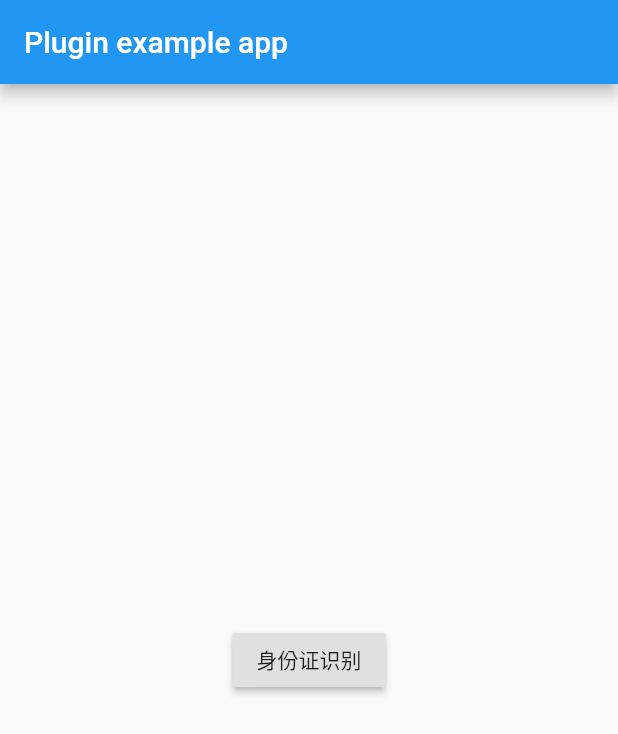
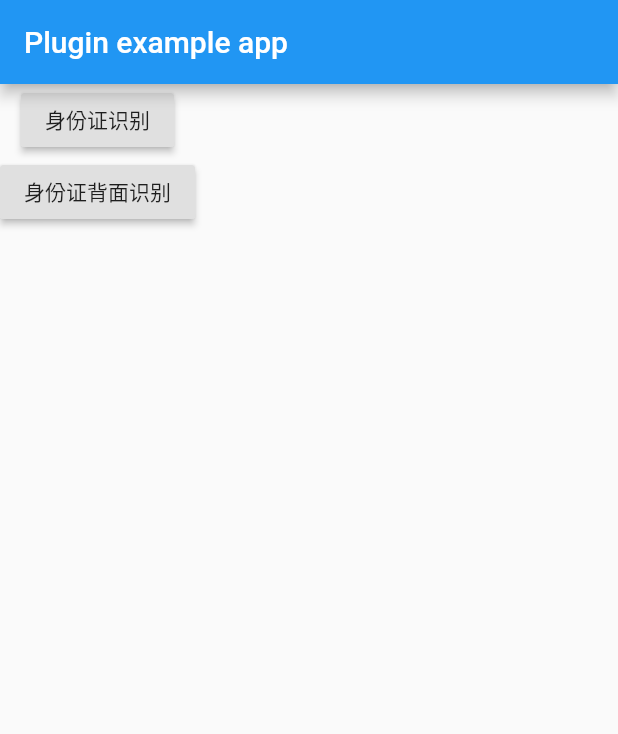
Before and after one commit to Spicely/baidu_ocr, a Flutter app: the screen it shows after launch, after a tap on "身份证识别", on a phone screen of 412 x 824 dp. Shown: the top 734 px of the screen. Run offline on Flutter 3.47's test engine with Material 2 defaults, Android fonts, the phone set to English and light mode, and no system bars.

Commit message:
完成android 身份证正反面识别

```diff
--- a/example/lib/main.dart
+++ b/example/lib/main.dart
@@ -47,14 +47,23 @@ class _MyAppState extends State<MyApp> {
         appBar: AppBar(
           title: const Text('Plugin example app'),
         ),
-        body: Center(
-          child: RaisedButton(
-            onPressed: () async {
-              dynamic data = await BaiduOcr.idcardOCROnlineFront();
-              print(data);
-            },
-            child: Text('身份证识别'),
-          ),
+        body: Column(
+          children: [
+            RaisedButton(
+              onPressed: () async {
+                CardFront data = await BaiduOcr.idcardOCROnlineFront();
+                print(data.toJson());
+              },
+              child: Text('身份证识别'),
+            ),
+            RaisedButton(
+              onPressed: () async {
+                CardBack data = await BaiduOcr.idcardOCROnlineBack();
+                print(data.toJson());
+              },
+              child: Text('身份证背面识别'),
+            ),
+          ],
         ),
       ),
     );
--- a/example/pubspec.yaml
+++ b/example/pubspec.yaml
@@ -23,10 +23,14 @@ dependencies:
   # The following adds the Cupertino Icons font to your application.
   # Use with the CupertinoIcons class for iOS style icons.
   cupertino_icons: ^0.1.3
+  json_annotation: ^2.0.0
 
 dev_dependencies:
   flutter_test:
     sdk: flutter
+
+  build_runner:
+  json_serializable:
 
 # For information on the generic Dart part of this file, see the
 # following page: https://dart.dev/tools/pub/pubspec
--- a/lib/baidu_ocr.dart
+++ b/lib/baidu_ocr.dart
@@ -1,24 +1,7 @@
-import 'dart:async';
-import 'dart:convert';
+library baidu_ocr;
 
 import 'package:flutter/services.dart';
 
-class BaiduOcr {
-  static const MethodChannel _channel = const MethodChannel('com.muka.baidu_ocr');
-
-  static Future<bool> init(String appKey, String secretKey) async {
-    bool res = await _channel.invokeMethod('init', {
-      'appKey': appKey,
-      'secretKey': secretKey,
-    });
-    return res;
-  }
-
-  /// 身份证正面拍照识别
-  static Future<Map<String, dynamic>> idcardOCROnlineFront() async {
-    final String jsonStr = await _channel.invokeMethod('idcardOCROnlineFront');
-
-    Map<String, dynamic> res = json.decode(jsonStr);
-    return res;
-  }
-}
+part 'src/index.dart';
+part 'src/card_front.dart';
+part 'src/card_back.dart';
--- /dev/null
+++ b/lib/src/card_back.dart
@@ -0,0 +1,42 @@
+part of baidu_ocr;
+
+class CardBack {
+  /// 有效日期
+  final String signDate;
+
+  /// 失效日期
+  final String expiryDate;
+
+  /// 发行
+  final String issueAuthority;
+
+  /// 文件路径
+  final String filePath;
+
+  CardBack(
+    this.signDate,
+    this.expiryDate,
+    this.issueAuthority,
+    this.filePath,
+  );
+
+  factory CardBack.fromJson(Map<dynamic, dynamic> json) => _$CardBackFromJson(json);
+
+  Map<String, dynamic> toJson() => _$CardBackToJson(this);
+}
+
+CardBack _$CardBackFromJson(Map<String, dynamic> json) {
+  return CardBack(
+    json['signDate'] as String,
+    json['expiryDate'] as String,
+    json['issueAuthority'] as String,
+    json['filePath'] as String,
+  );
+}
+
+Map<String, dynamic> _$CardBackToJson(CardBack instance) => <String, dynamic>{
+      'signDate': instance.signDate,
+      'expiryDate': instance.expiryDate,
+      'issueAuthority': instance.issueAuthority,
+      'filePath': instance.filePath,
+    };
--- /dev/null
+++ b/lib/src/card_front.dart
@@ -0,0 +1,60 @@
+part of baidu_ocr;
+
+class CardFront {
+  /// 姓名
+  final String name;
+
+  /// 性别
+  final String gender;
+
+  /// 民族
+  final String ethnic;
+
+  /// 出身日期
+  final String birthday;
+
+  /// 户籍
+  final String address;
+
+  /// 身份证号
+  final String number;
+
+  /// 文件路径
+  final String filePath;
+
+  CardFront({
+    this.name,
+    this.gender,
+    this.ethnic,
+    this.birthday,
+    this.address,
+    this.number,
+    this.filePath,
+  });
+
+  factory CardFront.fromJson(Map<dynamic, dynamic> json) => _$CardFrontFromJson(json);
+
+  Map<String, dynamic> toJson() => _$CardFrontToJson(this);
+}
+
+CardFront _$CardFrontFromJson(Map<String, dynamic> json) {
+  return CardFront(
+    name: json['name'] as String,
+    gender: json['gender'] as String,
+    ethnic: json['ethnic'] as String,
+    birthday: json['birthday'] as String,
+    address: json['address'] as String,
+    number: json['number'] as String,
+    filePath: json['filePath'] as String,
+  );
+}
+
+Map<String, dynamic> _$CardFrontToJson(CardFront instance) => <String, dynamic>{
+      'name': instance.name,
+      'gender': instance.gender,
+      'ethnic': instance.ethnic,
+      'birthday': instance.birthday,
+      'address': instance.address,
+      'number': instance.number,
+      'filePath': instance.filePath,
+    };
--- /dev/null
+++ b/lib/src/index.dart
@@ -0,0 +1,25 @@
+part of baidu_ocr;
+
+class BaiduOcr {
+  static const MethodChannel _channel = const MethodChannel('com.muka.baidu_ocr');
+
+  static Future<bool> init(String appKey, String secretKey) async {
+    bool res = await _channel.invokeMethod('init', {
+      'appKey': appKey,
+      'secretKey': secretKey,
+    });
+    return res;
+  }
+
+  /// 身份证正面拍照识别
+  static Future<CardFront> idcardOCROnlineFront() async {
+    final dynamic res = await _channel.invokeMethod('idcardOCROnlineFront');
+    return CardFront.fromJson(Map<String, dynamic>.from(res));
+  }
+
+  /// 身份证反面拍照识别
+  static Future<CardBack> idcardOCROnlineBack() async {
+    final dynamic res = await _channel.invokeMethod('idcardOCROnlineBack');
+    return CardBack.fromJson(Map<String, dynamic>.from(res));
+  }
+}
--- a/pubspec.yaml
+++ b/pubspec.yaml
@@ -1,5 +1,5 @@
 name: baidu_ocr
-description: A new flutter plugin project.
+description: 百度OCR插件
 version: 0.0.1
 author:
 homepage:
```
Also changed, not shown: example/lib/index.dart (added, +29 -0 lines), example/pubspec.lock, pubspec.lock, 1 other file.
